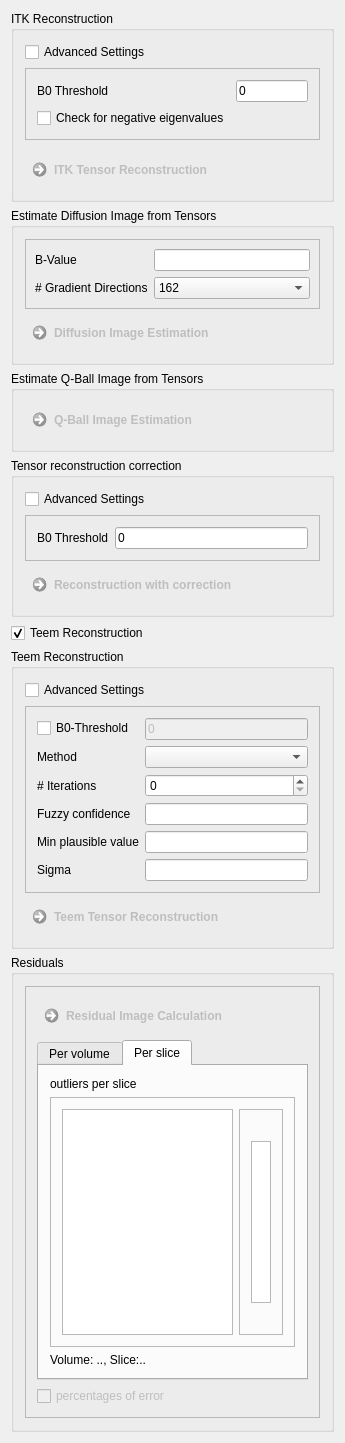
First picture: the form in Plugins/org.mitk.gui.qt.diffusionimaging/src/internal/QmitkTensorReconstructionViewControls.ui, repository MITK/MITK, before the edit.
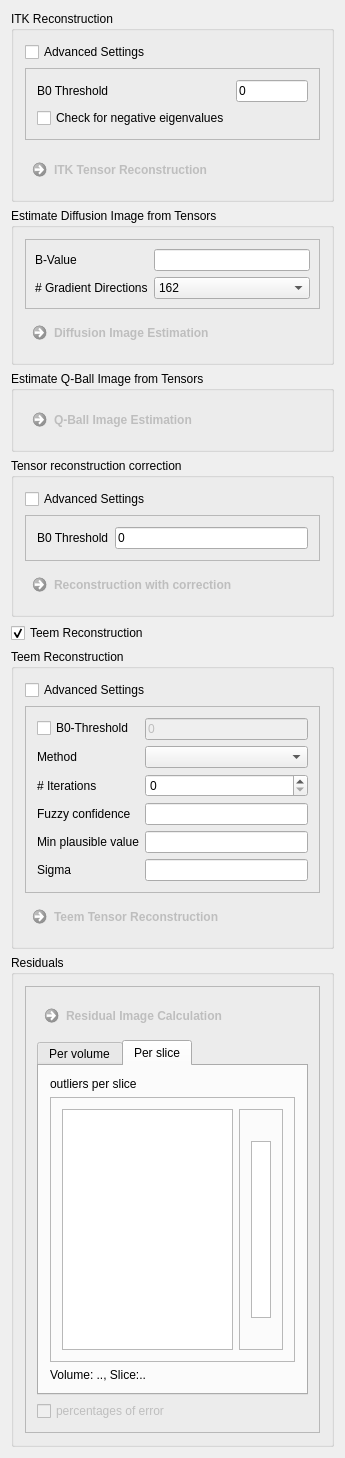
Second picture: the form after the edit. Custom widgets are drawn as their Qt base class.

Diff of the .ui file:
```diff
--- a/Plugins/org.mitk.gui.qt.diffusionimaging/src/internal/QmitkTensorReconstructionViewControls.ui
+++ b/Plugins/org.mitk.gui.qt.diffusionimaging/src/internal/QmitkTensorReconstructionViewControls.ui
@@ -7,7 +7,7 @@
     <x>0</x>
     <y>0</y>
     <width>345</width>
-    <height>1303</height>
+    <height>1458</height>
    </rect>
   </property>
   <property name="minimumSize">
```
Left out of the diff: 2 changed lines with no effect on the pictures.
